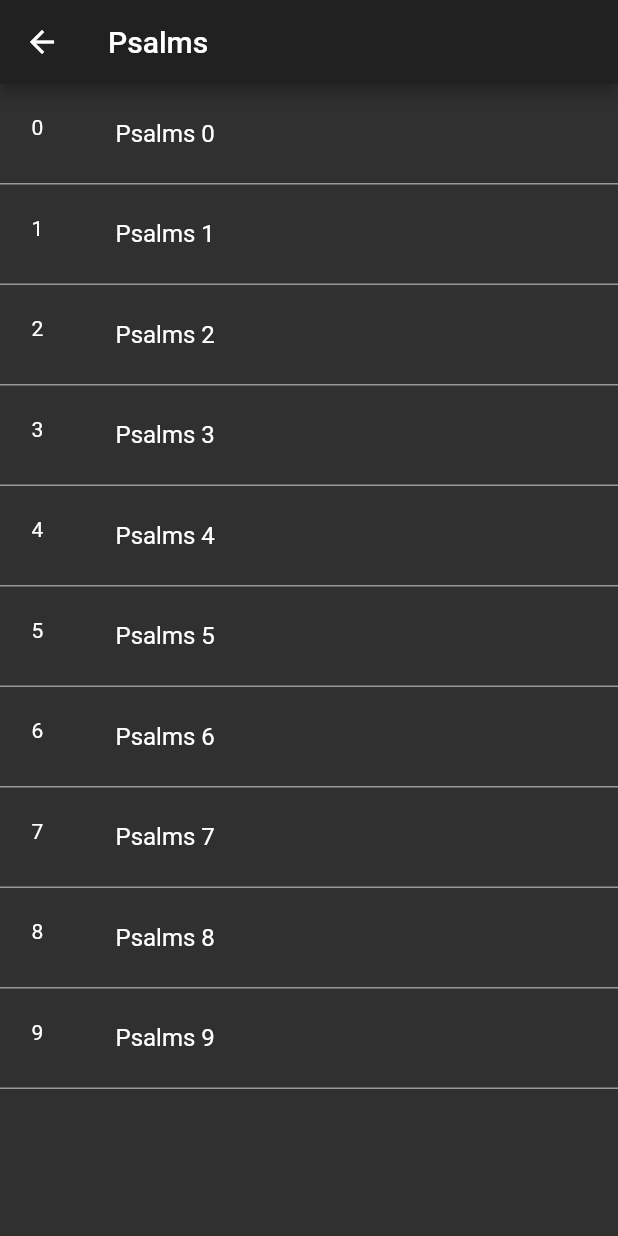
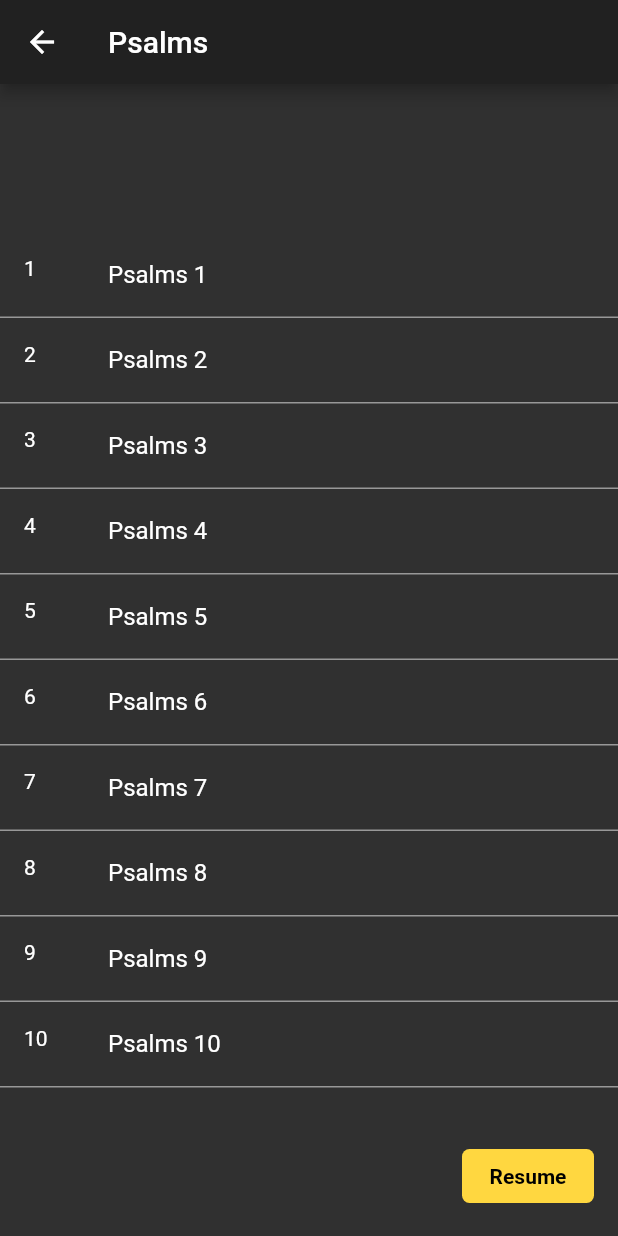
Before and after one commit to sarimk80/religion, a Flutter app: the Ketuvim screen opened directly, after a tap on "Psalms", on a phone screen of 412 x 824 dp. Run offline on Flutter 3.47's test engine with Material 2 defaults, Android fonts, the phone set to English and light mode, and no system bars; our stand-ins replace bloc, built_collection, built_value, flutter_bloc, font_awesome_flutter; generated files the repository leaves out were written again; network calls fail; Roboto replaces fonts that are missing (OpenSana).

Commit message:
Second Commit

```diff
--- a/lib/main.dart
+++ b/lib/main.dart
@@ -1,5 +1,5 @@
 import 'package:flutter/material.dart';
-import 'package:religion/src/ui/MyHomePage.dart';
+import 'package:religion/src/MyHomePage.dart';
 import 'package:religion/src/widgets/Setting.dart';
 import 'package:religion/src/widgets/christans/Christianity.dart';
 import 'package:religion/src/widgets/muslims/Islam.dart';
--- a/lib/src/widgets/bible/Bible.dart
+++ b/lib/src/widgets/bible/Bible.dart
@@ -1,4 +1,5 @@
 import 'package:flutter/material.dart';
+import 'package:religion/src/widgets/book/Chapters.dart';
 
 class Bible extends StatefulWidget {
   final String title;
@@ -21,10 +22,11 @@ class _BibleState extends State<Bible> {
       body: Center(
         child: ListView.builder(
           itemCount: widget.items,
+          shrinkWrap: true,
+          physics: ClampingScrollPhysics(),
           itemBuilder: (context, index) {
-            return Center(
-              child: Container(
-                padding: EdgeInsets.all(5),
+            int result = index + 1;
+            return Container(
               decoration: BoxDecoration(
                 border: Border(
                   bottom: BorderSide(
@@ -33,14 +35,39 @@ class _BibleState extends State<Bible> {
                 ),
               ),
               child: ListTile(
-                  leading: Text("$index"),
-                  title: Text(widget.title + " " + "$index"),
-                  onTap: () {},
+                title: Text(widget.title + " " + result.toString()),
+                leading: Text(result.toString()),
+                onTap: () {
+                  Navigator.push(
+                    context,
+                    MaterialPageRoute(
+                      builder: (context) => Chapters(
+                            id: result,
+                            name: widget.title,
                           ),
                     ),
                   );
                 },
               ),
+            );
+          },
+        ),
+      ),
+      floatingActionButton: FlatButton(
+        color: Colors.amberAccent,
+        shape: RoundedRectangleBorder(
+          borderRadius: BorderRadius.all(
+            Radius.circular(5),
+          ),
+        ),
+        child: Text(
+          "Resume",
+          style: TextStyle(
+              fontFamily: 'OpenSana',
+              fontWeight: FontWeight.w700,
+              color: Colors.black),
+        ),
+        onPressed: () {},
       ),
     );
   }
--- /dev/null
+++ b/lib/src/widgets/jews/bloc/bloc.dart
@@ -0,0 +1,3 @@
+export 'jews_bloc.dart';
+export 'jews_event.dart';
+export 'jews_state.dart';
--- /dev/null
+++ b/lib/src/widgets/jews/bloc/jews_event.dart
@@ -0,0 +1,6 @@
+import 'package:meta/meta.dart';
+
+@immutable
+abstract class JewsEvent {}
+
+class Fetch extends JewsEvent {}
--- a/lib/src/widgets/jews/books/Ketuvim.dart
+++ b/lib/src/widgets/jews/books/Ketuvim.dart
@@ -26,7 +26,11 @@ class _KetuvimState extends State<Ketuvim> {
                 padding: const EdgeInsets.all(8.0),
                 child: Text(
                   "The three poetic books",
-                  style: TextStyle(fontSize: 30, color: Colors.amberAccent),
+                  style: TextStyle(
+                      fontSize: 30,
+                      color: Colors.amberAccent,
+                      fontFamily: 'OpenSana',
+                      fontWeight: FontWeight.w700),
                 ),
               ),
             ),
@@ -86,7 +90,11 @@ class _KetuvimState extends State<Ketuvim> {
                 padding: const EdgeInsets.all(8.0),
                 child: Text(
                   "The Five Megillot",
-                  style: TextStyle(fontSize: 30, color: Colors.amberAccent),
+                  style: TextStyle(
+                      fontSize: 30,
+                      color: Colors.amberAccent,
+                      fontFamily: 'OpenSana',
+                      fontWeight: FontWeight.w700),
                 ),
               ),
             ),
@@ -180,7 +188,11 @@ class _KetuvimState extends State<Ketuvim> {
                 padding: const EdgeInsets.all(8.0),
                 child: Text(
                   "Other books",
-                  style: TextStyle(fontSize: 30, color: Colors.amberAccent),
+                  style: TextStyle(
+                      fontSize: 30,
+                      color: Colors.amberAccent,
+                      fontFamily: 'OpenSana',
+                      fontWeight: FontWeight.w700),
                 ),
               ),
             ),
--- a/lib/src/widgets/jews/model/Sefaria.dart
+++ b/lib/src/widgets/jews/model/Sefaria.dart
@@ -24,7 +24,7 @@ abstract class Sefaria implements Built<Sefaria, SefariaBuilder> {
   @nullable
   String get heIndexTitle; //": "בראשית",
   @nullable
-  BuiltList<Text> get text; //": [],
+  BuiltList<String> get text; //": [],
   @nullable
   int get length; //": 50,
 
@@ -33,13 +33,7 @@ abstract class Sefaria implements Built<Sefaria, SefariaBuilder> {
   factory Sefaria([void Function(SefariaBuilder) updates]) = _$Sefaria;
 }
 
-abstract class Text implements Built<Text, TextBuilder> {
-  static Serializer<Text> get serializer => _$textSerializer;
 
-  Text._();
-
-  factory Text([void Function(TextBuilder) updates]) = _$Text;
-}
 
 Sefaria getSefaria(String jsonStr) {
   final res = json.jsonDecode(jsonStr);
--- a/pubspec.yaml
+++ b/pubspec.yaml
@@ -48,7 +48,7 @@ flutter:
       fonts:
         - asset: fonts/OpenSans-Bold.ttf
           weight: 700
-        - asset: fonts/OpenSana-Regular.ttf
+        - asset: fonts/OpenSans-Regular.ttf
           weight: 300
 
 
```
Also changed, not shown: lib/src/widgets/book/Chapters.dart (added, +85 -0 lines), lib/src/widgets/jews/bloc/jews_bloc.dart (added, +28 -0 lines), lib/src/widgets/jews/bloc/jews_state.dart (added, +18 -0 lines), lib/src/widgets/jews/books/Neviim.dart (+31 -19 lines), lib/src/widgets/jews/books/Torah.dart (+4 -3 lines), lib/src/widgets/jews/network/SefariaApi.dart (+7 -6 lines), lib/src/widgets/jews/network/SefariaService.dart (added, +9 -0 lines), lib/src/widgets/jews/repository/SefariaRepo.dart (added, +13 -0 lines), lib/src/MyHomePage.dart (renamed from lib/src/ui/MyHomePage.dart), lib/src/serializers/Serializers.g.dart, lib/src/widgets/jews/model/Sefaria.g.dart. Lines whose indentation alone changed are shown as unchanged.
